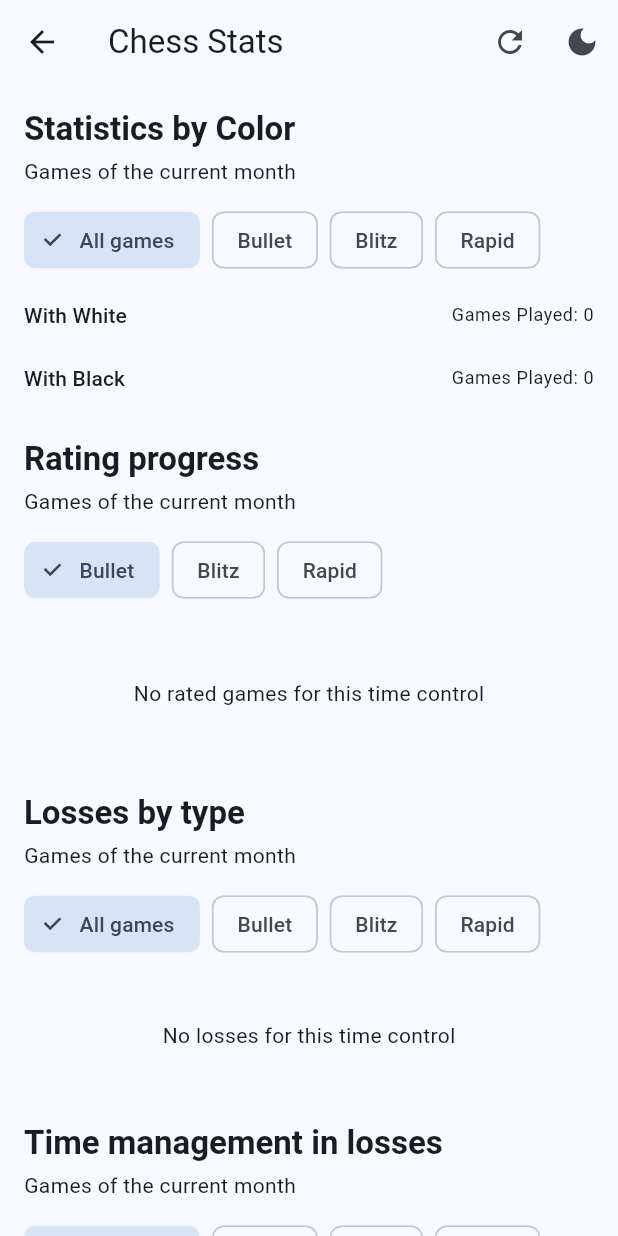
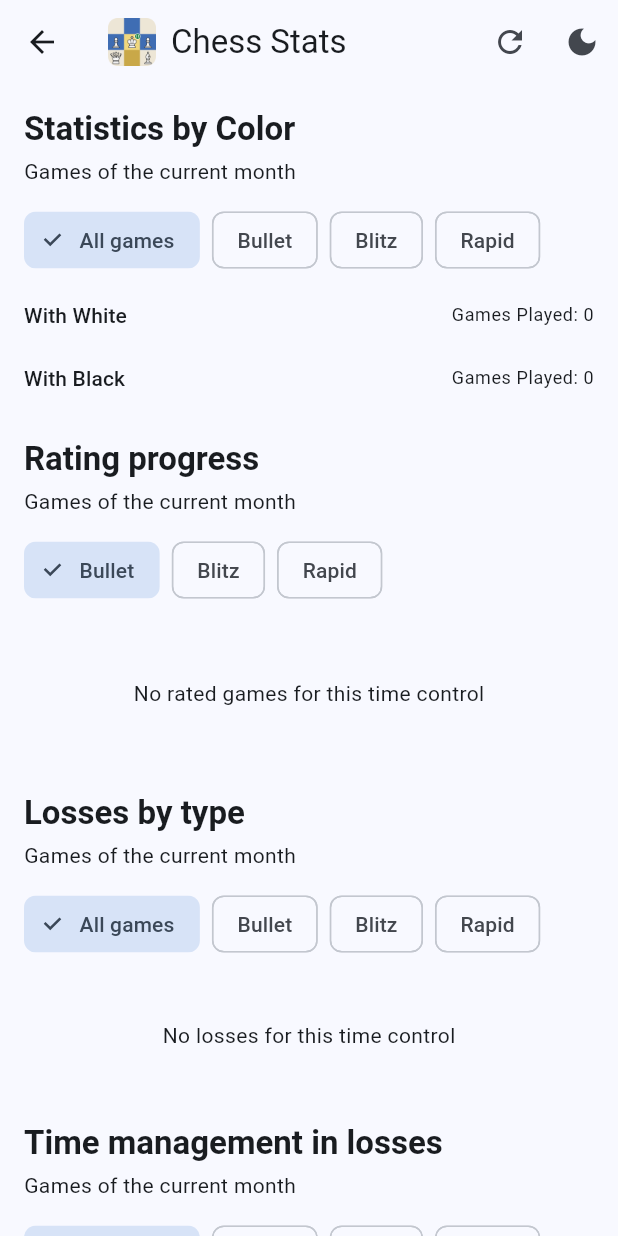
Before and after one commit to e-maubert/chess_stats_pwa, a Flutter app: the StatsScreen screen opened directly with empty values, on a phone screen of 412 x 824 dp. Run offline on Flutter 3.47's test engine with Material 3 defaults, Android fonts, the phone set to English and light mode, and no system bars; our stand-ins replace fl_chart, shared_preferences; accounts and stored records are empty.

Commit message:
Logo : le roi en e2 noté « !! » (icônes PWA, favicon, écrans)
- Sources SVG dans design/ (logo, version maskable Android, favicon)
- tool/generate_icons.ps1 régénère les PNG via Edge/Chrome headless
- Icônes PWA 192/512 standard et maskable, favicon, manifest
  (theme_color #3F6DB3, fond #22314F), apple-touch-icon
- Logo centré au-dessus de la recherche et à gauche du titre
  de la page de stats (widget AppLogo, clé l10n appLogo)

Co-Authored-By: Claude Opus 5.5 <noreply@anthropic.com>

```diff
--- a/lib/l10n/app_en.arb
+++ b/lib/l10n/app_en.arb
@@ -1,5 +1,6 @@
 {
   "appTitle": "Chess Stats",
+  "appLogo": "Chess Stats logo",
   "enterUsername": "Enter your Chess.com username",
   "search": "Search",
   "refresh": "Refresh",
--- a/lib/l10n/app_fr.arb
+++ b/lib/l10n/app_fr.arb
@@ -1,5 +1,6 @@
 {
   "appTitle": "Statistiques d'échecs",
+  "appLogo": "Logo Statistiques d'échecs",
   "enterUsername": "Entrez votre nom d'utilisateur Chess.com",
   "search": "Rechercher",
   "refresh": "Actualiser",
--- a/lib/l10n/app_localizations.dart
+++ b/lib/l10n/app_localizations.dart
@@ -103,6 +103,12 @@ abstract class AppLocalizations {
   /// In en, this message translates to:
   /// **'Chess Stats'**
   String get appTitle;
+
+  /// No description provided for @appLogo.
+  ///
+  /// In en, this message translates to:
+  /// **'Chess Stats logo'**
+  String get appLogo;
 
   /// No description provided for @enterUsername.
   ///
--- a/lib/l10n/app_localizations_en.dart
+++ b/lib/l10n/app_localizations_en.dart
@@ -10,6 +10,9 @@ class AppLocalizationsEn extends AppLocalizations {
 
   @override
   String get appTitle => 'Chess Stats';
+
+  @override
+  String get appLogo => 'Chess Stats logo';
 
   @override
   String get enterUsername => 'Enter your Chess.com username';
--- a/lib/l10n/app_localizations_fr.dart
+++ b/lib/l10n/app_localizations_fr.dart
@@ -10,6 +10,9 @@ class AppLocalizationsFr extends AppLocalizations {
 
   @override
   String get appTitle => 'Statistiques d\'échecs';
+
+  @override
+  String get appLogo => 'Logo Statistiques d\'échecs';
 
   @override
   String get enterUsername => 'Entrez votre nom d\'utilisateur Chess.com';
--- a/lib/screens/home_screen.dart
+++ b/lib/screens/home_screen.dart
@@ -1,6 +1,7 @@
 import 'package:flutter/material.dart';
 import '../services/chess_api_service.dart';
 import 'package:chess_stats_pwa/l10n/app_localizations.dart';
+import '../widgets/app_logo.dart';
 import '../widgets/theme_toggle_button.dart';
 import 'stats_screen.dart';
 
@@ -66,6 +67,8 @@ class HomeScreenState extends State<HomeScreen> {
         child: Column(
           mainAxisAlignment: MainAxisAlignment.center,
           children: [
+            const AppLogo(size: 120),
+            const SizedBox(height: 24),
             Text(
               l10n.enterUsername,
               style: Theme.of(context).textTheme.titleLarge,
--- a/lib/screens/stats_screen.dart
+++ b/lib/screens/stats_screen.dart
@@ -2,6 +2,7 @@ import 'package:flutter/material.dart';
 import '../models/chess_stats.dart';
 import '../services/chess_api_service.dart';
 import 'package:chess_stats_pwa/l10n/app_localizations.dart';
+import '../widgets/app_logo.dart';
 import '../widgets/stats_display.dart';
 import '../widgets/theme_toggle_button.dart';
 
@@ -35,7 +36,14 @@ class _StatsScreenState extends State<StatsScreen> {
 
     return Scaffold(
       appBar: AppBar(
-        title: Text(l10n.appTitle),
+        title: Row(
+          mainAxisSize: MainAxisSize.min,
+          children: [
+            const AppLogo(size: 32, decorative: true),
+            const SizedBox(width: 10),
+            Text(l10n.appTitle),
+          ],
+        ),
         actions: [
           IconButton(
             icon: const Icon(Icons.refresh),
--- /dev/null
+++ b/lib/widgets/app_logo.dart
@@ -0,0 +1,26 @@
+import 'package:flutter/material.dart';
+import 'package:chess_stats_pwa/l10n/app_localizations.dart';
+
+/// Logo de l'application (le roi blanc en e2 noté « !! »).
+///
+/// Image générée depuis `design/logo.svg` par `tool/generate_icons.ps1`.
+/// [decorative] : à `true` quand le logo accompagne déjà le nom de l'appli
+/// (barre du haut), pour que les lecteurs d'écran ne l'annoncent pas deux fois.
+class AppLogo extends StatelessWidget {
+  final double size;
+  final bool decorative;
+
+  const AppLogo({super.key, this.size = 120, this.decorative = false});
+
+  @override
+  Widget build(BuildContext context) {
+    return Image.asset(
+      'assets/images/logo.png',
+      width: size,
+      height: size,
+      filterQuality: FilterQuality.medium,
+      excludeFromSemantics: decorative,
+      semanticLabel: decorative ? null : AppLocalizations.of(context)!.appLogo,
+    );
+  }
+}
```
Also changed, not shown: assets/images/logo.png (added), design/favicon.svg (added), design/logo-maskable.svg (added), design/logo.svg (added), 8 other files.
